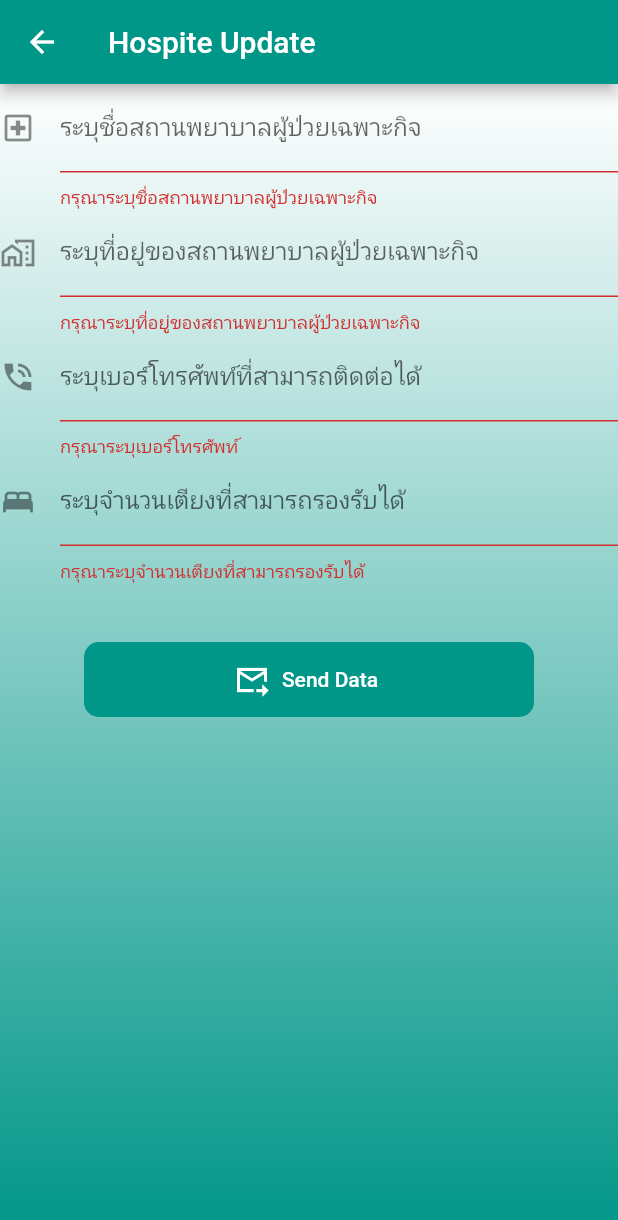
After one commit to is767-1-2021/ganokporn, a Flutter app: the HospitelUpdate screen opened directly, after a tap on "Send Data", on a phone screen of 412 x 824 dp. The commit adds this screen. Shown: the top 1220 px of the screen. Run offline on Flutter 3.47's test engine with Material 2 defaults, Android fonts, the phone set to English and light mode, and no system bars; project files that could hold a hidden picture were left out.

Commit message:
02/10/2021

```diff
--- a/first_app/lib/main.dart
+++ b/first_app/lib/main.dart
@@ -38,7 +38,7 @@ class MyApp extends StatelessWidget {
           ),
         ),
         // home: MyHomePage(title: 'Ganokporn and My POPCAt'),
-        initialRoute: '/1',
+        initialRoute: '/4',
         routes: <String, WidgetBuilder>{
           /* '/': (BuildContext context) {
           return Scaffold(
--- a/first_app/lib/pages/sixth_page.dart
+++ b/first_app/lib/pages/sixth_page.dart
@@ -59,7 +59,6 @@ class _MyCustomFormState extends State<MyCustomForm> {
               if (value == null || value.isEmpty) {
                 return 'Please enter lastname.';
               }
-
               return null;
             },
             onSaved: (value) {
--- a/team_app/lib/main.dart
+++ b/team_app/lib/main.dart
@@ -1,5 +1,6 @@
 import 'package:flutter/material.dart';
 import 'package:team_app/models/patient_form_model.dart';
+import 'package:team_app/pages/hospitel_update_page.dart';
 import 'pages/patient_list_page.dart';
 import 'pages/patient_status_page.dart';
 import 'pages/hostpitel_info_page.dart';
@@ -26,6 +27,7 @@ class MyApp extends StatelessWidget {
     return MaterialApp(
       title: 'Team App',
       theme: ThemeData(fontFamily: 'Raleway'),
+
       /*theme: ThemeData(
         primarySwatch: Colors.blue,
 
--- a/team_app/lib/models/patient_form_model.dart
+++ b/team_app/lib/models/patient_form_model.dart
@@ -7,6 +7,10 @@ class PatientFormModel extends ChangeNotifier {
   String? _pid;
   String? _checkin;
   String? _checkout;
+  String? _hName;
+  String? _hAddress;
+  String? _hTel;
+  String? _hBed;
 
   get firstName => this._firstName;
 
@@ -49,4 +53,32 @@ class PatientFormModel extends ChangeNotifier {
     this._pid = value;
     notifyListeners();
   }
+
+  get hName => this._hName;
+
+  set hName(value) {
+    this._hName = value;
+    notifyListeners();
+  }
+
+  get hAddress => this._hAddress;
+
+  set hAddress(value) {
+    this._hAddress = value;
+    notifyListeners();
+  }
+
+  get hTel => this._hTel;
+
+  set hTel(value) {
+    this._hTel = value;
+    notifyListeners();
+  }
+
+  get hBed => this._hBed;
+
+  set hBed(value) {
+    this._hBed = value;
+    notifyListeners();
+  }
 }
--- /dev/null
+++ b/team_app/lib/pages/hospitel_update_page.dart
@@ -0,0 +1,140 @@
+import 'package:flutter/material.dart';
+import 'package:provider/provider.dart';
+import 'package:team_app/models/patient_form_model.dart';
+
+class HospitelUpdate extends StatelessWidget {
+  @override
+  Widget build(BuildContext context) {
+    return Scaffold(
+      resizeToAvoidBottomInset: false,
+      appBar: AppBar(
+        title: Text('Hospite Update'),
+        backgroundColor: Colors.teal,
+      ),
+      body: Container(
+          decoration: BoxDecoration(
+            gradient: LinearGradient(
+              colors: [Colors.white, Colors.teal],
+              begin: Alignment.topCenter,
+              end: Alignment.bottomCenter,
+            ),
+          ),
+          child: HospitelUpdateForm()),
+    );
+  }
+}
+
+class HospitelUpdateForm extends StatefulWidget {
+  @override
+  _HospitelUpdateFormState createState() => _HospitelUpdateFormState();
+}
+
+class _HospitelUpdateFormState extends State<HospitelUpdateForm> {
+  final _formKey = GlobalKey<FormState>();
+  String? _hName;
+  String? _hAddress;
+  String? _hTel;
+  String? _hBed;
+
+  @override
+  Widget build(BuildContext context) {
+    return Form(
+      key: _formKey,
+      child: Column(
+        children: [
+          TextFormField(
+            decoration: InputDecoration(
+              border: UnderlineInputBorder(),
+              labelText: 'ระบุชื่อสถานพยาบาลผู้ป่วยเฉพาะกิจ',
+              icon: Icon(Icons.local_hospital_outlined),
+            ),
+            validator: (value) {
+              if (value == null || value.isEmpty) {
+                return 'กรุณาระบุชื่อสถานพยาบาลผู้ป่วยเฉพาะกิจ';
+              }
+              return null;
+            },
+            onSaved: (value) {
+              _hName = value;
+            },
+            initialValue: context.read<PatientFormModel>().hName,
+          ),
+          TextFormField(
+            decoration: InputDecoration(
+              border: UnderlineInputBorder(),
+              labelText: 'ระบุที่อยู่ของสถานพยาบาลผู้ป่วยเฉพาะกิจ',
+              icon: Icon(Icons.home_work_outlined),
+            ),
+            validator: (value) {
+              if (value == null || value.isEmpty) {
+                return 'กรุณาระบุที่อยู่ของสถานพยาบาลผู้ป่วยเฉพาะกิจ';
+              }
+              return null;
+            },
+            onSaved: (value) {
+              _hAddress = value;
+            },
+            initialValue: context.read<PatientFormModel>().hAddress,
+          ),
+          TextFormField(
+            decoration: InputDecoration(
+              border: UnderlineInputBorder(),
+              labelText: 'ระบุเบอร์โทรศัพท์ที่สามารถติดต่อได้',
+              icon: Icon(Icons.phone_in_talk_sharp),
+            ),
+            validator: (value) {
+              if (value == null || value.isEmpty) {
+                return 'กรุณาระบุเบอร์โทรศัพท์';
+              }
+              return null;
+            },
+            onSaved: (value) {
+              _hTel = value;
+            },
+            initialValue: context.read<PatientFormModel>().hTel,
+          ),
+          TextFormField(
+            decoration: InputDecoration(
+              border: UnderlineInputBorder(),
+              labelText: 'ระบุจำนวนเตียงที่สามารถรองรับได้',
+              icon: Icon(Icons.bed),
+            ),
+            validator: (value) {
+              if (value == null || value.isEmpty) {
+                return 'กรุณาระบุจำนวนเตียงที่สามารถรองรับได้';
+              }
+              return null;
+            },
+            onSaved: (value) {
+              _hBed = value;
+            },
+            initialValue: context.read<PatientFormModel>().hBed,
+          ),
+          SizedBox(height: 40),
+          ClipRRect(
+            borderRadius: BorderRadius.circular(10),
+            child: ElevatedButton.icon(
+              label: Text('Send Data'),
+              icon: Icon(Icons.forward_to_inbox_sharp),
+              style: ElevatedButton.styleFrom(
+                  primary: Colors.teal, fixedSize: Size(300, 50)),
+              onPressed: () {
+                if (_formKey.currentState!.validate()) {
+                  _formKey.currentState!.save();
+
+                  context.read<PatientFormModel>().hName = _hName;
+                  context.read<PatientFormModel>().hAddress = _hAddress;
+                  context.read<PatientFormModel>().hTel = _hTel;
+                  context.read<PatientFormModel>().hBed = _hBed;
+
+                  Navigator.pop(context);
+                }
+              },
+              // child: Text('Send Data'),
+            ),
+          )
+        ],
+      ),
+    );
+  }
+}
--- a/team_app/lib/pages/patient_list_page.dart
+++ b/team_app/lib/pages/patient_list_page.dart
@@ -1,6 +1,7 @@
 import 'package:flutter/cupertino.dart';
 import 'package:flutter/material.dart';
 import 'package:team_app/pages/hospitel_detail_page.dart';
+import 'package:team_app/pages/hospitel_update_page.dart';
 import 'package:team_app/pages/hostpitel_info_page.dart';
 // import 'package:table_calendar/table_calendar.dart';
 import 'package:team_app/pages/patient_status_page.dart';
@@ -19,7 +20,7 @@ class _PatientListPageState extends State<PatientListPage> {
         title: Text('Patient Today'),
         // centerTitle: true,
         actions: [
-          IconButton(
+          /* IconButton(
               onPressed: () {
                 showDatePicker(
                     context: context,
@@ -28,6 +29,7 @@ class _PatientListPageState extends State<PatientListPage> {
                     lastDate: DateTime(2050));
               },
               icon: Icon(Icons.calendar_today)),
+              */
           IconButton(
               onPressed: () {
                 Navigator.push(
@@ -39,6 +41,17 @@ class _PatientListPageState extends State<PatientListPage> {
               },
               icon: Icon(Icons.shopping_cart_rounded)),
           IconButton(
+              onPressed: () {
+                Navigator.push(
+                  context,
+                  MaterialPageRoute(
+                    builder: (context) => HospitelUpdate(),
+                  ),
+                );
+              },
+              icon: Icon(Icons.settings)),
+          IconButton(
+              // ปุ่ม Logout
               onPressed: () {
                 /* Navigator.push(
                   context,
@@ -91,6 +104,11 @@ class _PatientSearchState extends State<PatientSearch> {
     {"id": 19, "name": "Rinlada", "age": 68},
     {"id": 20, "name": "Patcharin", "age": 21},
   ];
+
+  /* getItemAndNavigate(String item, BuildContext context) {
+    Navigator.push(context,
+        MaterialPageRoute(builder: (context) => StatusForm(itemHolder: item)));
+  }*/
 
   List<Map<String, dynamic>> _foundPatient = [];
 
@@ -169,6 +187,11 @@ class _PatientSearchState extends State<PatientSearch> {
                               style:
                                   TextStyle(fontSize: 15, color: Colors.grey),
                             ),
+                            /* onTap: () => {
+                              getItemAndNavigate(
+                                  _foundPatient.toString(), context)
+                            },*/
+
                             onTap: () {
                               Navigator.push(
                                 context,
```
